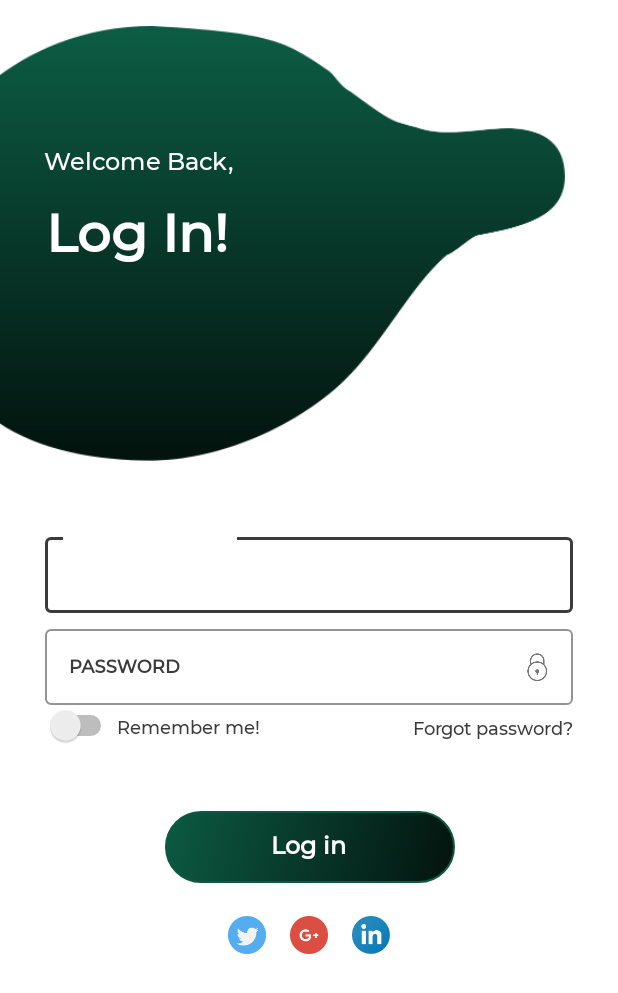
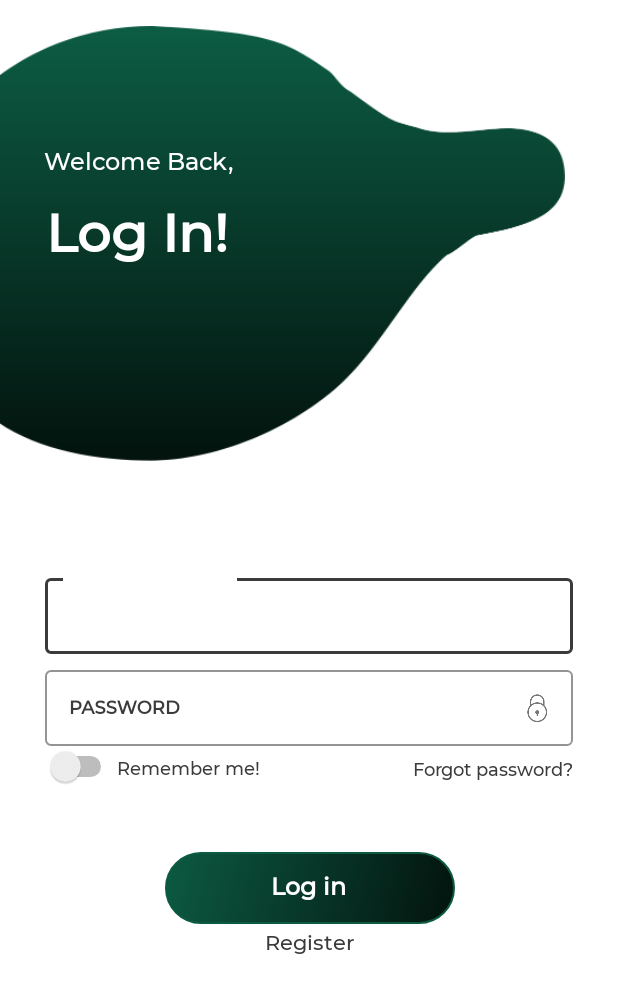
Before and after one commit to PhiLong31/Notebooks, an Android app: the layout activity_signup.xml on its own in the app's theme, with its tools: preview values and no code run, on a phone screen of 412 x 824 dp. Shown: the top 993 px of the screen. Run offline under Robolectric (Android 15) with nearby library versions, the phone set to English and light mode, and no system bars.

Commit message:
| Edit signin activity

```diff
--- a/app/src/main/res/layout/activity_signup.xml
+++ b/app/src/main/res/layout/activity_signup.xml
@@ -171,34 +171,12 @@
             android:textSize="16sp"
             android:textStyle="bold" />
 
-        <LinearLayout
+        <TextView
+            android:id="@+id/register"
             android:layout_width="match_parent"
-            android:layout_height="match_parent"
-            android:layout_margin="20dp"
+            android:layout_height="wrap_content"
             android:gravity="center"
-            android:weightSum="18">
-
-            <ImageView
-                android:id="@+id/btnTwitter"
-                android:layout_width="wrap_content"
-                android:layout_height="wrap_content"
-                android:layout_weight="1"
-                android:src="@drawable/twitter" />
-
-            <ImageView
-                android:id="@+id/btnGooglePlus"
-                android:layout_width="wrap_content"
-                android:layout_height="wrap_content"
-                android:layout_weight="1"
-                android:src="@drawable/google_plus" />
-
-            <ImageView
-                android:id="@+id/btnLinkedIn"
-                android:layout_width="wrap_content"
-                android:layout_height="wrap_content"
-                android:layout_weight="1"
-                android:src="@drawable/linkedin" />
-        </LinearLayout>
+            android:text="Register" />
     </LinearLayout>
 
 </androidx.constraintlayout.widget.ConstraintLayout>
```
